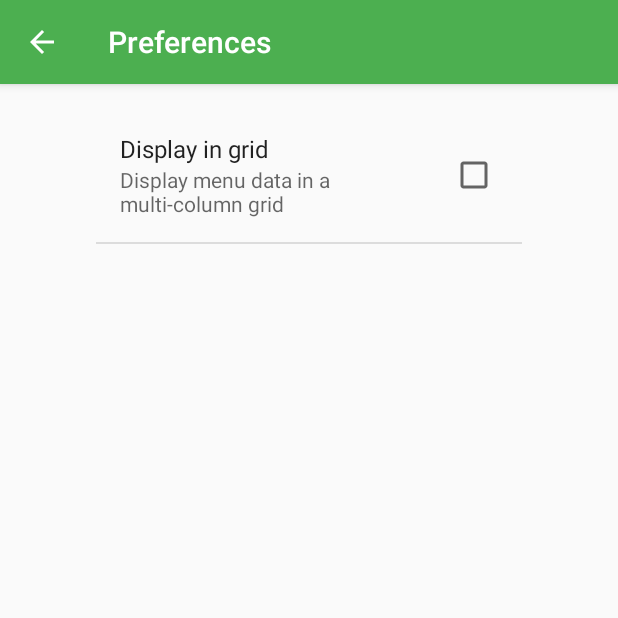
After one commit to NaturalBornCamper/lynda_android_development_essential_training_local_data_storage_2016_11, an Android app: the PrefsActivity screen opened directly, with no data from a screen before it, on a phone screen of 412 x 824 dp, the top half of it. The commit adds this screen. Run offline under Robolectric (Android 15) with nearby library versions, the phone set to English and light mode, and no system bars.

Commit message:
After video 2.3 +Adds the settings file +Adds the Preferences activity that loads a fragment +Adds the preferences activity layout =Adds the menu action button for preferences and the switch/case to load the screen

```diff
--- a/app/src/main/java/com/naturalborncamper/lyndalocaldatastorage/MainActivity.java
+++ b/app/src/main/java/com/naturalborncamper/lyndalocaldatastorage/MainActivity.java
@@ -57,6 +57,11 @@ public class MainActivity extends AppCompatActivity {
             case R.id.action_signin:
                 Intent intent = new Intent(this, SigninActivity.class);
                 startActivityForResult(intent, SIGNIN_REQUEST);
+                return true;
+            case R.id.action_settings:
+                Intent settingsIntent = new Intent(this, PrefsActivity.class);
+                startActivity(settingsIntent);
+                return true;
         }
         return super.onOptionsItemSelected(item);
     }
--- /dev/null
+++ b/app/src/main/java/com/naturalborncamper/lyndalocaldatastorage/PrefsActivity.java
@@ -0,0 +1,52 @@
+package com.naturalborncamper.lyndalocaldatastorage;
+
+
+import android.annotation.TargetApi;
+import android.content.Context;
+import android.content.Intent;
+import android.content.res.Configuration;
+import android.media.Ringtone;
+import android.media.RingtoneManager;
+import android.net.Uri;
+import android.os.Build;
+import android.os.Bundle;
+import android.preference.ListPreference;
+import android.preference.Preference;
+import android.preference.PreferenceActivity;
+import android.support.annotation.Nullable;
+import android.support.v7.app.ActionBar;
+import android.preference.PreferenceFragment;
+import android.preference.PreferenceManager;
+import android.preference.RingtonePreference;
+import android.support.v7.app.AppCompatActivity;
+import android.text.TextUtils;
+import android.view.MenuItem;
+import android.support.v4.app.NavUtils;
+
+import java.util.List;
+
+
+public class PrefsActivity extends AppCompatActivity {
+
+    private static final String TAG = "PrefsActivity";
+
+    @Override
+    protected void onCreate(@Nullable Bundle savedInstanceState) {
+        super.onCreate(savedInstanceState);
+        setContentView(R.layout.activity_prefs);
+
+        getFragmentManager()
+                .beginTransaction()
+                .add(R.id.prefs_content, new SettingsFragment())
+                .commit();
+    }
+
+    public static class SettingsFragment extends PreferenceFragment {
+        @Override
+        public void onCreate(@Nullable Bundle savedInstanceState) {
+            super.onCreate(savedInstanceState);
+            addPreferencesFromResource(R.xml.settings);
+        }
+    }
+
+}
--- /dev/null
+++ b/app/src/main/res/layout/activity_prefs.xml
@@ -0,0 +1,13 @@
+<?xml version="1.0" encoding="utf-8"?>
+<FrameLayout xmlns:android="http://schemas.android.com/apk/res/android"
+    xmlns:tools="http://schemas.android.com/tools"
+    android:id="@+id/prefs_content"
+    android:layout_width="match_parent"
+    android:layout_height="match_parent"
+    android:paddingBottom="16dp"
+    android:paddingLeft="64dp"
+    android:paddingRight="64dp"
+    android:paddingTop="16dp"
+    tools:context=".PrefsActivity">
+
+</FrameLayout>
--- a/app/src/main/res/menu/main_menu.xml
+++ b/app/src/main/res/menu/main_menu.xml
@@ -4,6 +4,10 @@
 
     <item
         android:id="@+id/action_signin"
-        app:showAsAction="always"
+        app:showAsAction="ifRoom"
         android:title="Sign in" />
+    <item
+        android:id="@+id/action_settings"
+        app:showAsAction="ifRoom"
+        android:title="Settings" />
 </menu>
--- /dev/null
+++ b/app/src/main/res/xml/settings.xml
@@ -0,0 +1,9 @@
+<?xml version="1.0" encoding="utf-8"?>
+<PreferenceScreen xmlns:android="http://schemas.android.com/apk/res/android">
+
+    <CheckBoxPreference
+        android:defaultValue="false"
+        android:key="pref_display_grid"
+        android:summary="Display menu data in a multi-column grid"
+        android:title="Display in grid" />
+</PreferenceScreen>
```
Also changed, not shown: app/src/main/AndroidManifest.xml (+8 -0 lines).
